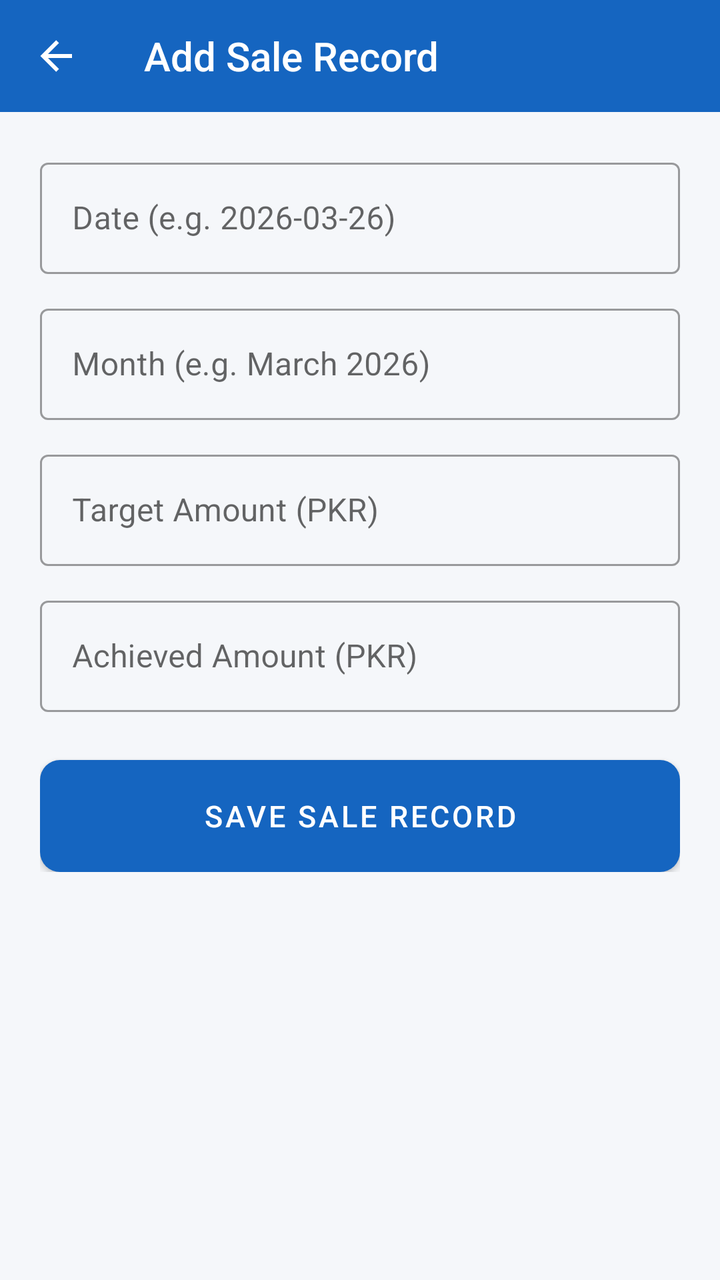
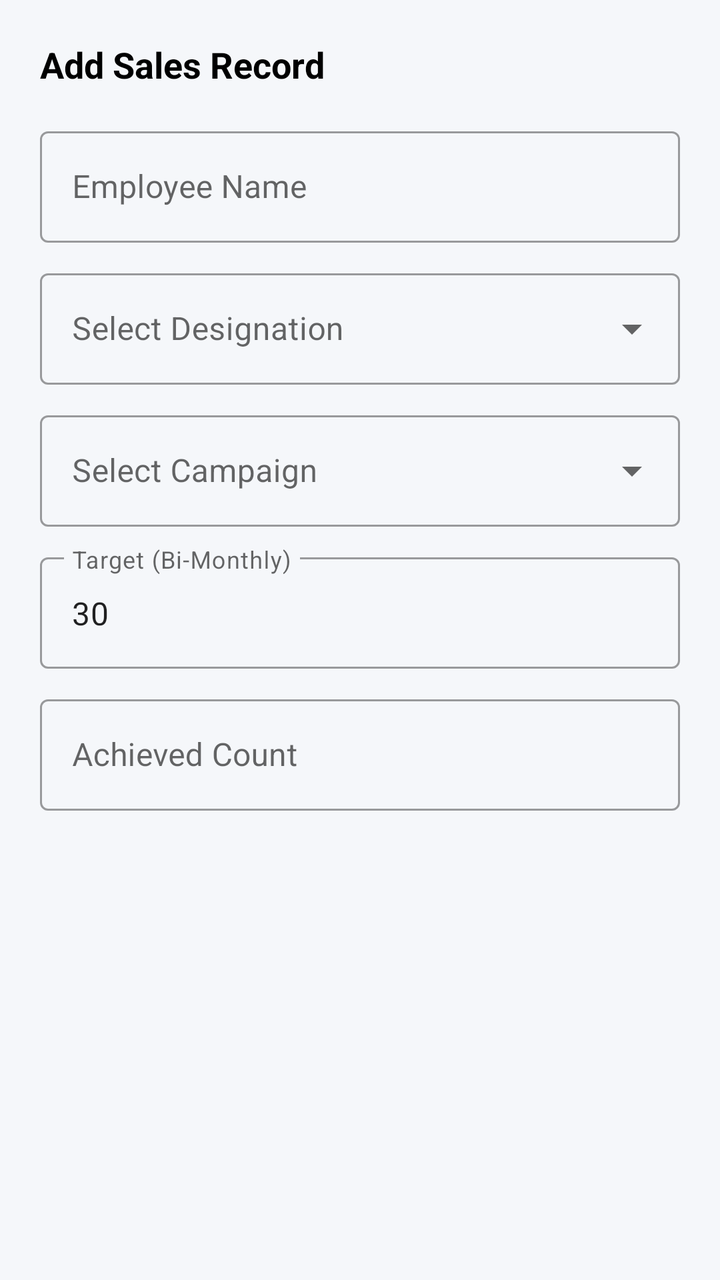

Before-and-after screenshots of an Android layout around one commit, followed by the original layout XML and the change that was made.
<!-- AndroidManifest.xml: application theme Theme.WorkVerse -->
<!-- res/layout/activity_add_sale.xml -->
<?xml version="1.0" encoding="utf-8"?>
<LinearLayout xmlns:android="http://schemas.android.com/apk/res/android"
    xmlns:app="http://schemas.android.com/apk/res-auto"
    android:layout_width="match_parent" android:layout_height="match_parent"
    android:orientation="vertical" android:background="@color/background">
    <androidx.appcompat.widget.Toolbar android:id="@+id/toolbar"
        android:layout_width="match_parent" android:layout_height="?attr/actionBarSize"
        style="@style/WorkVerse.Toolbar" app:title="Add Sale Record" app:navigationIcon="@drawable/ic_back"/>
    <ScrollView android:layout_width="match_parent" android:layout_height="0dp" android:layout_weight="1">
        <LinearLayout android:layout_width="match_parent" android:layout_height="wrap_content"
            android:orientation="vertical" android:padding="20dp">
            <com.google.android.material.textfield.TextInputLayout
                android:layout_width="match_parent" android:layout_height="wrap_content"
                android:hint="Date (e.g. 2026-03-26)" android:layout_marginBottom="12dp"
                style="@style/Widget.MaterialComponents.TextInputLayout.OutlinedBox">
                <com.google.android.material.textfield.TextInputEditText
                    android:id="@+id/etDate"
                    android:layout_width="match_parent" android:layout_height="wrap_content"
                    android:inputType="text"/>
            </com.google.android.material.textfield.TextInputLayout>
            <com.google.android.material.textfield.TextInputLayout
                android:layout_width="match_parent" android:layout_height="wrap_content"
                android:hint="Month (e.g. March 2026)" android:layout_marginBottom="12dp"
                style="@style/Widget.MaterialComponents.TextInputLayout.OutlinedBox">
                <com.google.android.material.textfield.TextInputEditText
                    android:id="@+id/etMonth"
                    android:layout_width="match_parent" android:layout_height="wrap_content"
                    android:inputType="text"/>
            </com.google.android.material.textfield.TextInputLayout>
            <com.google.android.material.textfield.TextInputLayout
                android:layout_width="match_parent" android:layout_height="wrap_content"
                android:hint="Target Amount (PKR)" android:layout_marginBottom="12dp"
                style="@style/Widget.MaterialComponents.TextInputLayout.OutlinedBox">
                <com.google.android.material.textfield.TextInputEditText
                    android:id="@+id/etTarget"
                    android:layout_width="match_parent" android:layout_height="wrap_content"
                    android:inputType="numberDecimal"/>
            </com.google.android.material.textfield.TextInputLayout>
            <com.google.android.material.textfield.TextInputLayout
                android:layout_width="match_parent" android:layout_height="wrap_content"
                android:hint="Achieved Amount (PKR)" android:layout_marginBottom="24dp"
                style="@style/Widget.MaterialComponents.TextInputLayout.OutlinedBox">
                <com.google.android.material.textfield.TextInputEditText
                    android:id="@+id/etAchieved"
                    android:layout_width="match_parent" android:layout_height="wrap_content"
                    android:inputType="numberDecimal"/>
            </com.google.android.material.textfield.TextInputLayout>
            <Button android:id="@+id/btnSubmit"
                android:layout_width="match_parent" android:layout_height="56dp"
                android:text="SAVE SALE RECORD" android:textColor="@android:color/white"
                android:background="@drawable/bg_btn_primary" android:textSize="15sp"/>
            <ProgressBar android:id="@+id/progressBar"
                android:layout_width="wrap_content" android:layout_height="wrap_content"
                android:layout_gravity="center" android:layout_marginTop="12dp" android:visibility="gone"/>
        </LinearLayout>
    </ScrollView>
</LinearLayout>
<!-- resources referenced by this layout -->
<resources>
  <color name="background">#F5F7FA</color>
  <!-- drawable bg_btn_primary (drawable) -->
  <?xml version="1.0" encoding="utf-8"?>
  <shape xmlns:android="http://schemas.android.com/apk/res/android">
      <solid android:color="#1565C0"/>
      <corners android:radius="10dp"/>
  </shape>
  <!-- drawable ic_back (drawable) -->
  <?xml version="1.0" encoding="utf-8"?>
  <vector xmlns:android="http://schemas.android.com/apk/res/android" android:width="24dp" android:height="24dp" android:viewportWidth="24" android:viewportHeight="24">
      <path android:fillColor="#FFFFFF" android:pathData="M20,11V13H8L13.5,18.5L12.08,19.92L4.16,12L12.08,4.08L13.5,5.5L8,11H20Z"/>
  </vector>
  <style name="WorkVerse.Toolbar" parent="Widget.AppCompat.Toolbar">
          <item name="android:background">@color/primary</item>
          <item name="android:theme">@style/ThemeOverlay.AppCompat.Dark.ActionBar</item>
      </style>
  <style name="Theme.WorkVerse" parent="Theme.MaterialComponents.Light.NoActionBar">
          <item name="colorPrimary">@color/primary</item>
          <item name="colorPrimaryVariant">@color/primary_dark</item>
          <item name="colorOnPrimary">@color/white</item>
          <item name="colorSecondary">@color/accent</item>
          <item name="android:colorBackground">@color/background</item>
          <item name="android:statusBarColor">@color/primary_dark</item>
      </style>
  <color name="primary">#1565C0</color>
  <color name="primary_dark">#0D47A1</color>
  <color name="white">#FFFFFF</color>
  <color name="accent">#FF8F00</color>
</resources>

<!-- the commit's change to res/layout/activity_add_sale.xml (unified diff, before → after) -->
@@ -1,57 +1,88 @@
 <?xml version="1.0" encoding="utf-8"?>
 <LinearLayout xmlns:android="http://schemas.android.com/apk/res/android"
     xmlns:app="http://schemas.android.com/apk/res-auto"
-    android:layout_width="match_parent" android:layout_height="match_parent"
-    android:orientation="vertical" android:background="@color/background">
-    <androidx.appcompat.widget.Toolbar android:id="@+id/toolbar"
-        android:layout_width="match_parent" android:layout_height="?attr/actionBarSize"
-        style="@style/WorkVerse.Toolbar" app:title="Add Sale Record" app:navigationIcon="@drawable/ic_back"/>
-    <ScrollView android:layout_width="match_parent" android:layout_height="0dp" android:layout_weight="1">
-        <LinearLayout android:layout_width="match_parent" android:layout_height="wrap_content"
-            android:orientation="vertical" android:padding="20dp">
-            <com.google.android.material.textfield.TextInputLayout
-                android:layout_width="match_parent" android:layout_height="wrap_content"
-                android:hint="Date (e.g. 2026-03-26)" android:layout_marginBottom="12dp"
-                style="@style/Widget.MaterialComponents.TextInputLayout.OutlinedBox">
-                <com.google.android.material.textfield.TextInputEditText
-                    android:id="@+id/etDate"
-                    android:layout_width="match_parent" android:layout_height="wrap_content"
-                    android:inputType="text"/>
-            </com.google.android.material.textfield.TextInputLayout>
-            <com.google.android.material.textfield.TextInputLayout
-                android:layout_width="match_parent" android:layout_height="wrap_content"
-                android:hint="Month (e.g. March 2026)" android:layout_marginBottom="12dp"
-                style="@style/Widget.MaterialComponents.TextInputLayout.OutlinedBox">
-                <com.google.android.material.textfield.TextInputEditText
-                    android:id="@+id/etMonth"
-                    android:layout_width="match_parent" android:layout_height="wrap_content"
-                    android:inputType="text"/>
-            </com.google.android.material.textfield.TextInputLayout>
-            <com.google.android.material.textfield.TextInputLayout
-                android:layout_width="match_parent" android:layout_height="wrap_content"
-                android:hint="Target Amount (PKR)" android:layout_marginBottom="12dp"
-                style="@style/Widget.MaterialComponents.TextInputLayout.OutlinedBox">
-                <com.google.android.material.textfield.TextInputEditText
-                    android:id="@+id/etTarget"
-                    android:layout_width="match_parent" android:layout_height="wrap_content"
-                    android:inputType="numberDecimal"/>
-            </com.google.android.material.textfield.TextInputLayout>
-            <com.google.android.material.textfield.TextInputLayout
-                android:layout_width="match_parent" android:layout_height="wrap_content"
-                android:hint="Achieved Amount (PKR)" android:layout_marginBottom="24dp"
-                style="@style/Widget.MaterialComponents.TextInputLayout.OutlinedBox">
-                <com.google.android.material.textfield.TextInputEditText
-                    android:id="@+id/etAchieved"
-                    android:layout_width="match_parent" android:layout_height="wrap_content"
-                    android:inputType="numberDecimal"/>
-            </com.google.android.material.textfield.TextInputLayout>
-            <Button android:id="@+id/btnSubmit"
-                android:layout_width="match_parent" android:layout_height="56dp"
-                android:text="SAVE SALE RECORD" android:textColor="@android:color/white"
-                android:background="@drawable/bg_btn_primary" android:textSize="15sp"/>
-            <ProgressBar android:id="@+id/progressBar"
-                android:layout_width="wrap_content" android:layout_height="wrap_content"
-                android:layout_gravity="center" android:layout_marginTop="12dp" android:visibility="gone"/>
-        </LinearLayout>
-    </ScrollView>
+    android:layout_width="match_parent"
+    android:layout_height="wrap_content"
+    android:orientation="vertical"
+    android:padding="20dp">
+
+    <TextView
+        android:layout_width="wrap_content"
+        android:layout_height="wrap_content"
+        android:text="Add Sales Record"
+        android:textSize="18sp"
+        android:textStyle="bold"
+        android:textColor="@android:color/black"
+        android:layout_marginBottom="16dp"/>
+
+    
+    <com.google.android.material.textfield.TextInputLayout
+        style="@style/Widget.MaterialComponents.TextInputLayout.OutlinedBox"
+        android:layout_width="match_parent"
+        android:layout_height="wrap_content"
+        android:layout_marginBottom="10dp">
+        <com.google.android.material.textfield.TextInputEditText
+            android:id="@+id/etEmployeeName"
+            android:layout_width="match_parent"
+            android:layout_height="wrap_content"
+            android:hint="Employee Name"/>
+    </com.google.android.material.textfield.TextInputLayout>
+
+    
+    <com.google.android.material.textfield.TextInputLayout
+        style="@style/Widget.MaterialComponents.TextInputLayout.OutlinedBox.ExposedDropdownMenu"
+        android:layout_width="match_parent"
+        android:layout_height="wrap_content"
+        android:layout_marginBottom="10dp">
+        <AutoCompleteTextView
+            android:id="@+id/actDesignation"
+            android:layout_width="match_parent"
+            android:layout_height="wrap_content"
+            android:hint="Select Designation"
+            android:inputType="none"/>
+    </com.google.android.material.textfield.TextInputLayout>
+
+    
+    <com.google.android.material.textfield.TextInputLayout
+        style="@style/Widget.MaterialComponents.TextInputLayout.OutlinedBox.ExposedDropdownMenu"
+        android:layout_width="match_parent"
+        android:layout_height="wrap_content"
+        android:layout_marginBottom="10dp">
+        <AutoCompleteTextView
+            android:id="@+id/actCampaign"
+            android:layout_width="match_parent"
+            android:layout_height="wrap_content"
+            android:hint="Select Campaign"
+            android:inputType="none"/>
+    </com.google.android.material.textfield.TextInputLayout>
+
+    
+    <com.google.android.material.textfield.TextInputLayout
+        style="@style/Widget.MaterialComponents.TextInputLayout.OutlinedBox"
+        android:layout_width="match_parent"
+        android:layout_height="wrap_content"
+        android:layout_marginBottom="10dp">
+        <com.google.android.material.textfield.TextInputEditText
+            android:id="@+id/etTarget"
+            android:layout_width="match_parent"
+            android:layout_height="wrap_content"
+            android:hint="Target (Bi-Monthly)"
+            android:text="30"
+            android:inputType="number"/>
+    </com.google.android.material.textfield.TextInputLayout>
+
+    
+    <com.google.android.material.textfield.TextInputLayout
+        style="@style/Widget.MaterialComponents.TextInputLayout.OutlinedBox"
+        android:layout_width="match_parent"
+        android:layout_height="wrap_content"
+        android:layout_marginBottom="16dp">
+        <com.google.android.material.textfield.TextInputEditText
+            android:id="@+id/etAchieved"
+            android:layout_width="match_parent"
+            android:layout_height="wrap_content"
+            android:hint="Achieved Count"
+            android:inputType="number"/>
+    </com.google.android.material.textfield.TextInputLayout>
+
 </LinearLayout>
<!-- resource entries referenced after the edit -->
@@ -1,21 +1,6 @@
 <!-- resources referenced by this layout -->
 <resources>
   <color name="background">#F5F7FA</color>
-  <!-- drawable bg_btn_primary (drawable) -->
-  <?xml version="1.0" encoding="utf-8"?>
-  <shape xmlns:android="http://schemas.android.com/apk/res/android">
-      <solid android:color="#1565C0"/>
-      <corners android:radius="10dp"/>
-  </shape>
-  <!-- drawable ic_back (drawable) -->
-  <?xml version="1.0" encoding="utf-8"?>
-  <vector xmlns:android="http://schemas.android.com/apk/res/android" android:width="24dp" android:height="24dp" android:viewportWidth="24" android:viewportHeight="24">
-      <path android:fillColor="#FFFFFF" android:pathData="M20,11V13H8L13.5,18.5L12.08,19.92L4.16,12L12.08,4.08L13.5,5.5L8,11H20Z"/>
-  </vector>
-  <style name="WorkVerse.Toolbar" parent="Widget.AppCompat.Toolbar">
-          <item name="android:background">@color/primary</item>
-          <item name="android:theme">@style/ThemeOverlay.AppCompat.Dark.ActionBar</item>
-      </style>
   <style name="Theme.WorkVerse" parent="Theme.MaterialComponents.Light.NoActionBar">
           <item name="colorPrimary">@color/primary</item>
           <item name="colorPrimaryVariant">@color/primary_dark</item>
